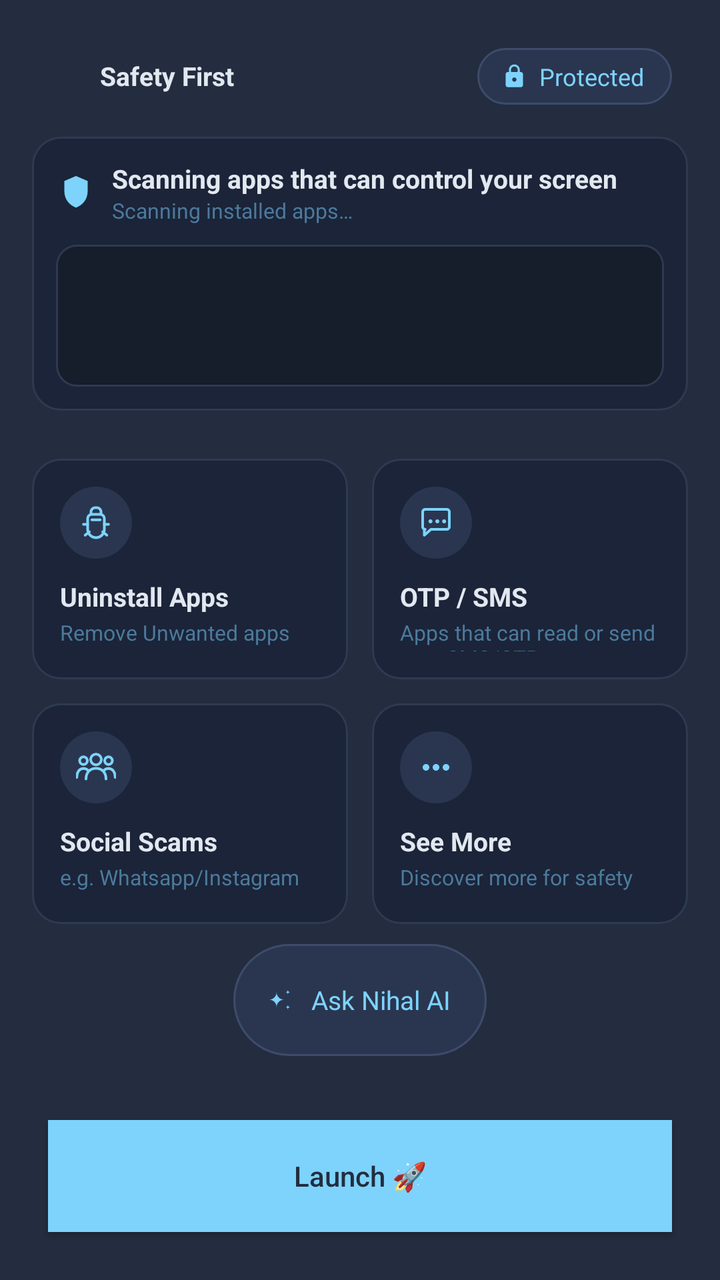
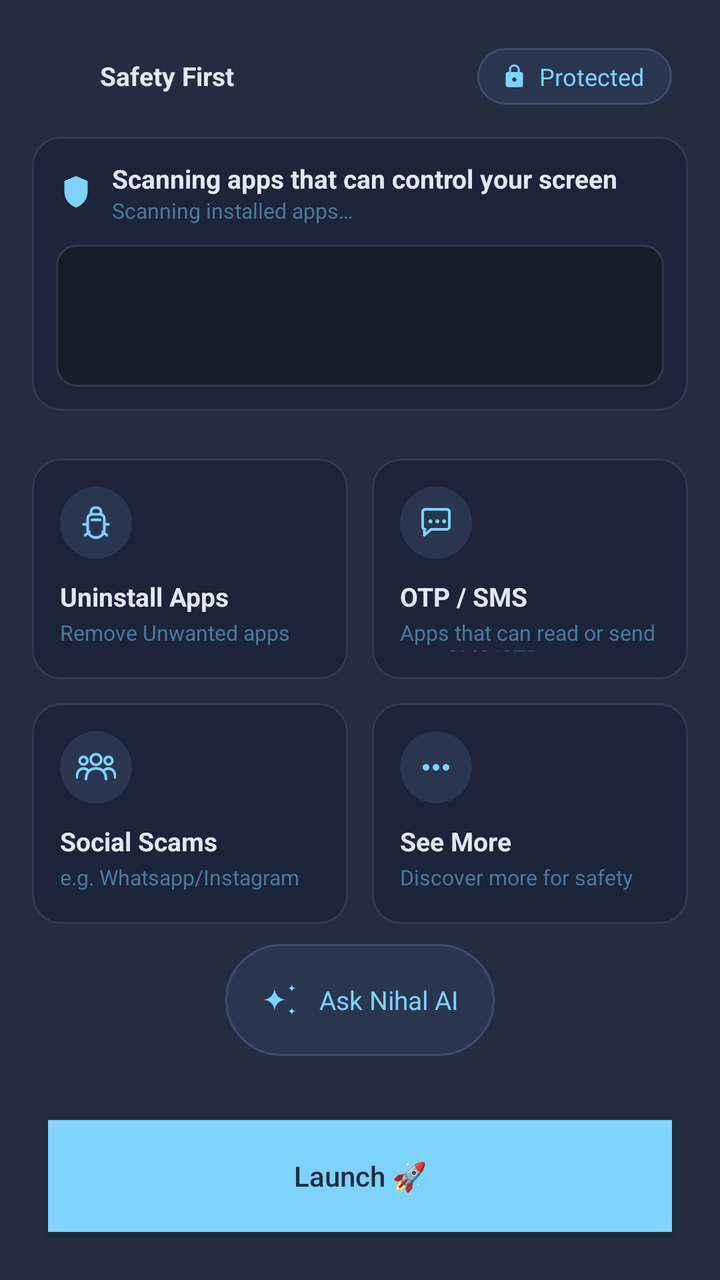

An Android layout rendered at two revisions. The XML below is the earlier revision; the diff shows what the commit changed to produce the second picture.
<!-- AndroidManifest.xml: activity theme Theme.NihalHome -->
<!-- res/layout/activity_main.xml -->
<?xml version="1.0" encoding="utf-8"?>
<LinearLayout xmlns:android="http://schemas.android.com/apk/res/android"
    android:layout_width="match_parent"
    android:layout_height="match_parent"
    android:orientation="vertical"
    android:background="@color/onboarding_background">

    <LinearLayout
        android:id="@+id/topStatusBar"
        android:layout_width="match_parent"
        android:layout_height="wrap_content"
        android:orientation="horizontal"
        android:gravity="center_vertical"
        android:paddingStart="24dp"
        android:paddingEnd="24dp"
        android:paddingTop="24dp">

        <LinearLayout
            android:id="@+id/containerSafetyFirst"
            android:layout_width="0dp"
            android:layout_height="wrap_content"
            android:layout_weight="1"
            android:orientation="horizontal"
            android:gravity="start|center_vertical">

            <ImageView
                android:id="@+id/imageSafetyLogo"
                android:layout_width="20dp"
                android:layout_height="20dp"
                android:layout_marginEnd="6dp"
                android:src="@mipmap/ic_launcher" />

            <TextView
                android:id="@+id/textSafetyFirst"
                android:layout_width="wrap_content"
                android:layout_height="wrap_content"
                android:text="@string/safety_first_title"
                android:textColor="@color/onboarding_heading"
                android:textSize="13sp"
                android:textStyle="bold" />

        </LinearLayout>

        <LinearLayout
            android:id="@+id/containerProtected"
            android:layout_width="wrap_content"
            android:layout_height="wrap_content"
            android:orientation="horizontal"
            android:gravity="center_vertical"
            android:background="@drawable/bg_capsule_protected"
            android:paddingStart="12dp"
            android:paddingEnd="14dp"
            android:paddingTop="6dp"
            android:paddingBottom="6dp">

            <ImageView
                android:id="@+id/imageLockIcon"
                android:layout_width="13dp"
                android:layout_height="13dp"
                android:layout_marginEnd="6dp"
                android:src="@drawable/ic_lock" />

            <TextView
                android:id="@+id/textProtected"
                android:layout_width="wrap_content"
                android:layout_height="wrap_content"
                android:text="@string/protected_label"
                android:textColor="@color/onboarding_accent"
                android:textSize="12sp" />

        </LinearLayout>

    </LinearLayout>

    <LinearLayout
        android:id="@+id/middleContentArea"
        android:layout_width="match_parent"
        android:layout_height="0dp"
        android:layout_weight="1"
        android:orientation="vertical">

        <FrameLayout
            android:id="@+id/containerFirstPart"
            android:layout_width="match_parent"
            android:layout_height="0dp"
            android:layout_weight="35"
            android:padding="16dp">

            <LinearLayout
                android:id="@+id/boxFirstPart"
                android:layout_width="match_parent"
                android:layout_height="match_parent"
                android:orientation="vertical"
                android:background="@drawable/bg_scan_card"
                android:padding="12dp">

                <LinearLayout
                    android:layout_width="match_parent"
                    android:layout_height="wrap_content"
                    android:orientation="horizontal"
                    android:gravity="center_vertical"
                    android:layout_marginBottom="10dp">

                    <ImageView
                        android:layout_width="20dp"
                        android:layout_height="20dp"
                        android:layout_marginEnd="8dp"
                        android:src="@drawable/ic_shield_scan" />

                    <LinearLayout
                        android:layout_width="0dp"
                        android:layout_height="wrap_content"
                        android:layout_weight="1"
                        android:orientation="vertical">

                        <TextView
                            android:text="@string/scan_title"
                            android:layout_width="wrap_content"
                            android:layout_height="wrap_content"
                            android:textColor="@color/onboarding_heading"
                            android:textSize="13sp"
                            android:textStyle="bold" />

                        <TextView
                            android:id="@+id/textScanSubtitle"
                            android:text="@string/scan_subtitle_running"
                            android:layout_width="wrap_content"
                            android:layout_height="wrap_content"
                            android:textColor="@color/terminal_text_dim"
                            android:textSize="10.5sp" />

                    </LinearLayout>

                </LinearLayout>

                <FrameLayout
                    android:layout_width="match_parent"
                    android:layout_height="0dp"
                    android:layout_weight="1">

                    <ScrollView
                        android:id="@+id/scrollTerminal"
                        android:layout_width="match_parent"
                        android:layout_height="match_parent"
                        android:background="@drawable/bg_terminal"
                        android:padding="10dp"
                        android:scrollbars="none"
                        android:visibility="visible">

                        <TextView
                            android:id="@+id/textTerminalLog"
                            android:layout_width="match_parent"
                            android:layout_height="wrap_content"
                            android:fontFamily="monospace"
                            android:textColor="@color/terminal_text"
                            android:textSize="9.5sp"
                            android:lineSpacingExtra="2dp" />

                    </ScrollView>

                    <ScrollView
                        android:id="@+id/scrollResults"
                        android:layout_width="match_parent"
                        android:layout_height="match_parent"
                        android:scrollbars="none"
                        android:visibility="gone">

                        <LinearLayout
                            android:id="@+id/containerRiskResults"
                            android:layout_width="match_parent"
                            android:layout_height="wrap_content"
                            android:orientation="vertical" />

                    </ScrollView>

                    <LinearLayout
                        android:id="@+id/containerNoIssues"
                        android:layout_width="match_parent"
                        android:layout_height="match_parent"
                        android:orientation="vertical"
                        android:gravity="center"
                        android:paddingStart="10dp"
                        android:paddingEnd="10dp"
                        android:paddingTop="4dp"
                        android:paddingBottom="4dp"
                        android:visibility="gone">

                        <ImageView
                            android:layout_width="@dimen/no_issues_icon_size"
                            android:layout_height="@dimen/no_issues_icon_size"
                            android:layout_marginBottom="4dp"
                            android:adjustViewBounds="true"
                            android:scaleType="fitCenter"
                            android:src="@drawable/ic_shield_check" />

                        <TextView
                            android:text="@string/no_issues_found_title"
                            android:layout_width="match_parent"
                            android:layout_height="wrap_content"
                            android:textColor="@color/onboarding_heading"
                            android:textStyle="bold"
                            android:gravity="center"
                            android:maxLines="1"
                            android:autoSizeTextType="uniform"
                            android:autoSizeMinTextSize="8sp"
                            android:autoSizeMaxTextSize="13sp"
                            android:autoSizeStepGranularity="1sp" />

                        <TextView
                            android:text="@string/no_issues_found_subtitle"
                            android:layout_width="match_parent"
                            android:layout_height="wrap_content"
                            android:layout_marginTop="2dp"
                            android:textColor="@color/terminal_text_dim"
                            android:gravity="center"
                            android:maxLines="2"
                            android:autoSizeTextType="uniform"
                            android:autoSizeMinTextSize="7sp"
                            android:autoSizeMaxTextSize="10sp"
                            android:autoSizeStepGranularity="1sp" />

                    </LinearLayout>

                </FrameLayout>

            </LinearLayout>

        </FrameLayout>

        <LinearLayout
            android:id="@+id/containerSecondPart"
            android:layout_width="match_parent"
            android:layout_height="0dp"
            android:layout_weight="65"
            android:orientation="vertical"
            android:paddingStart="16dp"
            android:paddingEnd="16dp"
            android:paddingTop="8dp"
            android:paddingBottom="8dp">

            <LinearLayout
                android:layout_width="match_parent"
                android:layout_height="0dp"
                android:layout_weight="1"
                android:orientation="horizontal">

                <LinearLayout
                    android:id="@+id/cardUninstallApps"
                    android:layout_width="0dp"
                    android:layout_height="match_parent"
                    android:layout_weight="1"
                    android:layout_marginEnd="6dp"
                    android:layout_marginBottom="6dp"
                    android:orientation="vertical"
                    android:background="@drawable/bg_feature_card"
                    android:clickable="true"
                    android:focusable="true"
                    android:padding="14dp">

                    <ImageView
                        android:layout_width="36dp"
                        android:layout_height="36dp"
                        android:layout_marginBottom="10dp"
                        android:background="@drawable/bg_feature_icon_circle"
                        android:padding="8dp"
                        android:src="@drawable/ic_feature_uninstall" />

                    <TextView
                        android:text="@string/feature_uninstall_title"
                        android:layout_width="wrap_content"
                        android:layout_height="wrap_content"
                        android:textColor="@color/onboarding_heading"
                        android:textSize="13sp"
                        android:textStyle="bold" />

                    <TextView
                        android:text="@string/feature_uninstall_subtitle"
                        android:layout_width="wrap_content"
                        android:layout_height="wrap_content"
                        android:layout_marginTop="2dp"
                        android:textColor="@color/terminal_text_dim"
                        android:textSize="10.5sp" />

                </LinearLayout>

                <LinearLayout
                    android:id="@+id/cardOtpSms"
                    android:layout_width="0dp"
                    android:layout_height="match_parent"
                    android:layout_weight="1"
                    android:layout_marginStart="6dp"
                    android:layout_marginBottom="6dp"
                    android:orientation="vertical"
                    android:background="@drawable/bg_feature_card"
                    android:clickable="true"
                    android:focusable="true"
                    android:padding="14dp">

                    <ImageView
                        android:layout_width="36dp"
                        android:layout_height="36dp"
                        android:layout_marginBottom="10dp"
                        android:background="@drawable/bg_feature_icon_circle"
                        android:padding="8dp"
                        android:src="@drawable/ic_feature_otp_sms" />

                    <TextView
                        android:text="@string/feature_otp_sms_title"
                        android:layout_width="wrap_content"
                        android:layout_height="wrap_content"
                        android:textColor="@color/onboarding_heading"
                        android:textSize="13sp"
                        android:textStyle="bold" />

                    <TextView
                        android:text="@string/feature_otp_sms_subtitle"
                        android:layout_width="wrap_content"
                        android:layout_height="wrap_content"
                        android:layout_marginTop="2dp"
                        android:textColor="@color/terminal_text_dim"
                        android:textSize="10.5sp" />

                </LinearLayout>

            </LinearLayout>

            <LinearLayout
                android:layout_width="match_parent"
                android:layout_height="0dp"
                android:layout_weight="1"
                android:orientation="horizontal">

                <LinearLayout
                    android:id="@+id/cardSocialScams"
                    android:layout_width="0dp"
                    android:layout_height="match_parent"
                    android:layout_weight="1"
                    android:layout_marginEnd="6dp"
                    android:layout_marginTop="6dp"
                    android:orientation="vertical"
                    android:background="@drawable/bg_feature_card"
                    android:clickable="true"
                    android:focusable="true"
                    android:padding="14dp">

                    <ImageView
                        android:layout_width="36dp"
                        android:layout_height="36dp"
                        android:layout_marginBottom="10dp"
                        android:background="@drawable/bg_feature_icon_circle"
                        android:padding="8dp"
                        android:src="@drawable/ic_feature_social_scams" />

                    <TextView
                        android:text="@string/feature_social_scams_title"
                        android:layout_width="wrap_content"
                        android:layout_height="wrap_content"
                        android:textColor="@color/onboarding_heading"
                        android:textSize="13sp"
                        android:textStyle="bold" />

                    <TextView
                        android:text="@string/feature_social_scams_subtitle"
                        android:layout_width="wrap_content"
                        android:layout_height="wrap_content"
                        android:layout_marginTop="2dp"
                        android:textColor="@color/terminal_text_dim"
                        android:textSize="10.5sp" />

                </LinearLayout>

                <LinearLayout
                    android:id="@+id/cardSeeMore"
                    android:layout_width="0dp"
                    android:layout_height="match_parent"
                    android:layout_weight="1"
                    android:layout_marginStart="6dp"
                    android:layout_marginTop="6dp"
                    android:orientation="vertical"
                    android:background="@drawable/bg_feature_card"
                    android:clickable="true"
                    android:focusable="true"
                    android:padding="14dp">

                    <ImageView
                        android:layout_width="36dp"
                        android:layout_height="36dp"
                        android:layout_marginBottom="10dp"
                        android:background="@drawable/bg_feature_icon_circle"
                        android:padding="8dp"
                        android:src="@drawable/ic_feature_see_more" />

                    <TextView
                        android:text="@string/feature_see_more_title"
                        android:layout_width="wrap_content"
                        android:layout_height="wrap_content"
                        android:textColor="@color/onboarding_heading"
                        android:textSize="13sp"
                        android:textStyle="bold" />

                    <TextView
                        android:text="@string/feature_see_more_subtitle"
                        android:layout_width="wrap_content"
                        android:layout_height="wrap_content"
                        android:layout_marginTop="2dp"
                        android:textColor="@color/terminal_text_dim"
                        android:textSize="10.5sp" />

                </LinearLayout>

            </LinearLayout>

            <LinearLayout
                android:id="@+id/containerAskNihalAi"
                android:layout_width="wrap_content"
                android:layout_height="56dp"
                android:layout_marginTop="10dp"
                android:layout_gravity="center_horizontal"
                android:orientation="horizontal"
                android:gravity="center"
                android:background="@drawable/bg_capsule_protected"
                android:clickable="true"
                android:focusable="true"
                android:paddingStart="16dp"
                android:paddingEnd="18dp">

                <ImageView
                    android:layout_width="15dp"
                    android:layout_height="15dp"
                    android:layout_marginEnd="8dp"
                    android:src="@drawable/ic_sparkles" />

                <TextView
                    android:text="@string/ask_nihal_ai_label"
                    android:layout_width="wrap_content"
                    android:layout_height="wrap_content"
                    android:textColor="@color/onboarding_accent"
                    android:textSize="13sp" />

            </LinearLayout>

        </LinearLayout>

    </LinearLayout>

    <Button
        android:id="@+id/buttonGo"
        android:layout_width="match_parent"
        android:layout_height="56dp"
        android:layout_margin="24dp"
        android:background="@color/onboarding_accent"
        android:text="@string/action_go"
        android:textColor="@color/onboarding_button_text"
        android:textAllCaps="false"
        android:elevation="0dp" />

</LinearLayout>
<!-- resources referenced by this layout -->
<resources>
  <color name="onboarding_accent">#7DD3FC</color>
  <color name="onboarding_background">#232D3F</color>
  <color name="onboarding_button_text">#232D3F</color>
  <color name="onboarding_heading">#E2E8F0</color>
  <color name="terminal_text">#7DD3FC</color>
  <color name="terminal_text_dim">#4C7A9C</color>
  <dimen name="no_issues_icon_size">28dp</dimen>
  <!-- drawable bg_capsule_protected (drawable) -->
  <shape xmlns:android="http://schemas.android.com/apk/res/android"
      android:shape="rectangle">
      <solid android:color="@color/protected_capsule_background" />
      <stroke
          android:width="1dp"
          android:color="@color/protected_capsule_border" />
      <corners android:radius="50dp" />
  </shape>
  <!-- drawable bg_feature_card (drawable) -->
  <?xml version="1.0" encoding="utf-8"?>
  <shape xmlns:android="http://schemas.android.com/apk/res/android"
      android:shape="rectangle">
      <solid android:color="@color/scan_card_background" />
      <stroke
          android:width="1dp"
          android:color="@color/scan_card_border" />
      <corners android:radius="14dp" />
  </shape>
  <!-- drawable bg_feature_icon_circle (drawable) -->
  <?xml version="1.0" encoding="utf-8"?>
  <shape xmlns:android="http://schemas.android.com/apk/res/android"
      android:shape="oval">
      <solid android:color="@color/protected_capsule_background" />
  </shape>
  <!-- drawable bg_scan_card (drawable) -->
  <?xml version="1.0" encoding="utf-8"?>
  <shape xmlns:android="http://schemas.android.com/apk/res/android"
      android:shape="rectangle">
      <solid android:color="@color/scan_card_background" />
      <stroke
          android:width="1dp"
          android:color="@color/scan_card_border" />
      <corners android:radius="14dp" />
  </shape>
  <!-- drawable bg_terminal (drawable) -->
  <?xml version="1.0" encoding="utf-8"?>
  <shape xmlns:android="http://schemas.android.com/apk/res/android"
      android:shape="rectangle">
      <solid android:color="@color/terminal_background" />
      <stroke
          android:width="1dp"
          android:color="@color/terminal_border" />
      <corners android:radius="10dp" />
  </shape>
  <!-- mipmap ic_launcher (mipmap-anydpi-v26) -->
  <?xml version="1.0" encoding="utf-8"?>
  <adaptive-icon xmlns:android="http://schemas.android.com/apk/res/android">
      <background android:drawable="@drawable/ic_launcher_background"/>
      <foreground android:drawable="@drawable/ic_launcher_foreground"/>
  </adaptive-icon>
  <string name="action_go">Launch 🚀</string>
  <string name="ask_nihal_ai_label">Ask Nihal AI</string>
  <string name="feature_otp_sms_subtitle">Apps that can read or send your SMS/OTP</string>
  <string name="feature_otp_sms_title">OTP / SMS</string>
  <string name="feature_see_more_subtitle">Discover more for safety</string>
  <string name="feature_see_more_title">See More</string>
  <string name="feature_social_scams_subtitle">e.g. Whatsapp/Instagram</string>
  <string name="feature_social_scams_title">Social Scams</string>
  <string name="feature_uninstall_subtitle">Remove Unwanted apps</string>
  <string name="feature_uninstall_title">Uninstall Apps</string>
  <string name="no_issues_found_subtitle">No Apps Found that can control your screen</string>
  <string name="no_issues_found_title">No Issues Found</string>
  <string name="protected_label">Protected</string>
  <string name="safety_first_title">Safety First</string>
  <string name="scan_subtitle_running">Scanning installed apps…</string>
  <string name="scan_title">Scanning apps that can control your screen</string>
  <color name="protected_capsule_background">#2A3650</color>
  <color name="protected_capsule_border">#3D4C6B</color>
  <color name="scan_card_background">#1B2438</color>
  <color name="scan_card_border">#2E3A52</color>
  <color name="terminal_background">#161D2B</color>
  <color name="terminal_border">#2E3A52</color>
  <color name="safe_state_icon">#4ADE80</color>
  <!-- unchanged entries left out for length: 11 -->
</resources>

<!-- the commit's change to res/layout/activity_main.xml (unified diff, before → after) -->
@@ -425,8 +425,8 @@
                 android:paddingEnd="18dp">
 
                 <ImageView
-                    android:layout_width="15dp"
-                    android:layout_height="15dp"
+                    android:layout_width="23dp"
+                    android:layout_height="23dp"
                     android:layout_marginEnd="8dp"
                     android:src="@drawable/ic_sparkles" />
 
